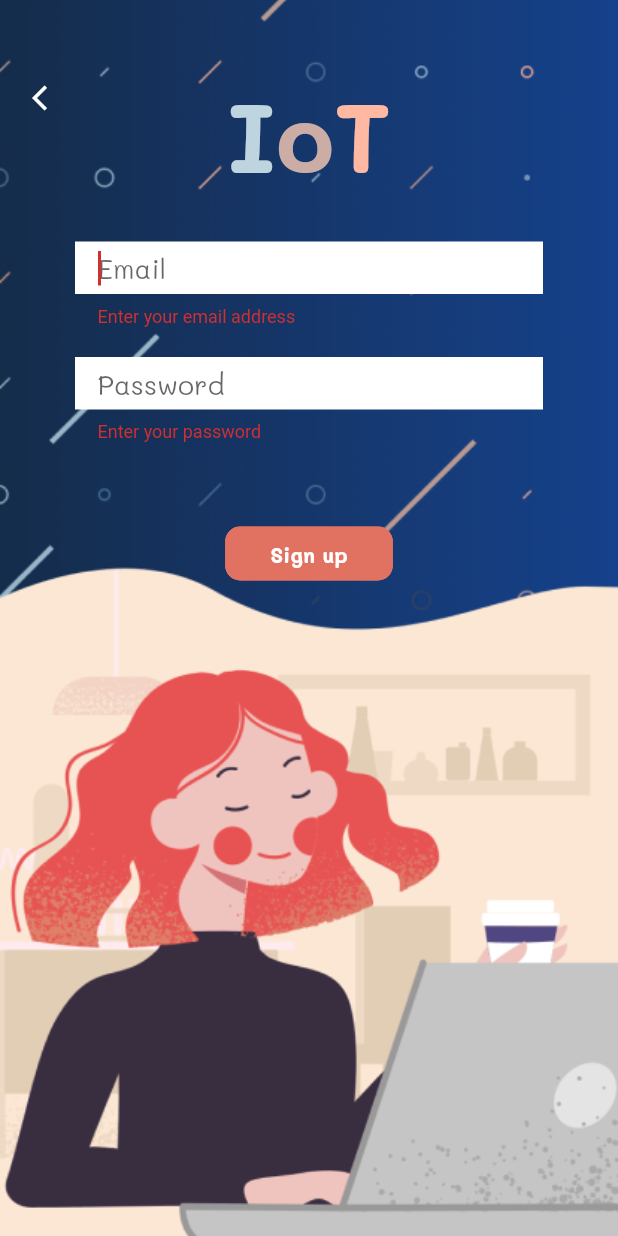
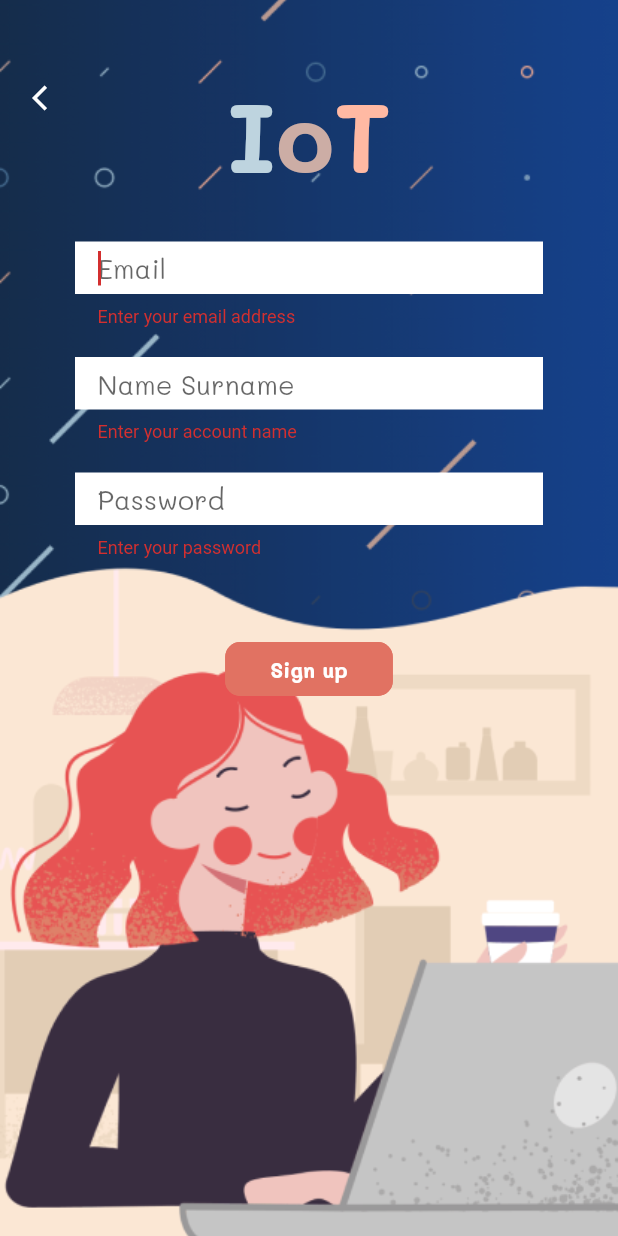
Before and after one commit to sakkarin2000/iot_application, a Flutter app: the SignupPage screen opened directly, after a tap on "Sign up", on a phone screen of 412 x 824 dp. Run offline on Flutter 3.47's test engine with Material 2 defaults, Android fonts, the phone set to English and light mode, and no system bars; our stand-ins replace firebase_auth, firebase_core, google_fonts, sliding_up_panel, table_calendar; accounts and stored records are empty.

Commit message:
[UPDATE] Sign up Page

```diff
--- a/lib/screens/signup.dart
+++ b/lib/screens/signup.dart
@@ -3,10 +3,20 @@ import 'package:iot_application/providers/applicationstate.dart';
 import 'package:iot_application/widgets/button.dart';
 import 'package:iot_application/widgets/textformfield.dart';
 import 'package:provider/provider.dart';
+import 'package:iot_application/screens/monthschedule.dart';
 
-class SignupPage extends StatelessWidget {
+class SignupPage extends StatefulWidget {
+  @override
+  _SignupPageState createState() => _SignupPageState();
+}
+
+class _SignupPageState extends State<SignupPage> {
   final _emailController = TextEditingController();
+
+  final _displayNameController = TextEditingController();
+
   final _passwordController = TextEditingController();
+
   final _formKey = GlobalKey<FormState>();
 
   @override
@@ -78,6 +88,13 @@ class SignupPage extends StatelessWidget {
                   Padding(
                     padding: const EdgeInsets.symmetric(vertical: 10),
                     child: StyledInputText(
+                        controller: _displayNameController,
+                        hintText: "Name Surname",
+                        errorText: "Enter your account name"),
+                  ),
+                  Padding(
+                    padding: const EdgeInsets.symmetric(vertical: 10),
+                    child: StyledInputText(
                         controller: _passwordController,
                         hintText: "Password",
                         isPassword: true,
@@ -90,10 +107,11 @@ class SignupPage extends StatelessWidget {
                         onPressed: () {
                           if (_formKey.currentState.validate()) {
                             final email = _emailController.text;
+                            final displayName = _displayNameController.text;
                             final password = _passwordController.text;
                             Provider.of<ApplicationState>(context,
                                     listen: false)
-                                .login(email, password, context);
+                                .signup(email, displayName, password, context);
                           }
                         }),
                   ),
```
Also changed, not shown: lib/providers/applicationstate.dart (+26 -4 lines), lib/screens/login.dart (+7 -1 lines).
